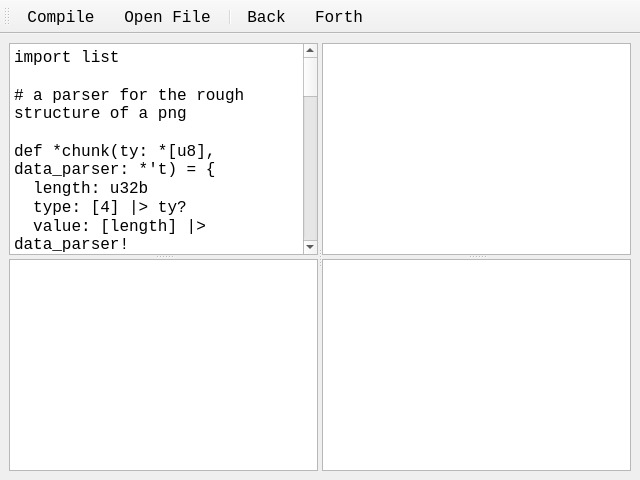
First picture: the form in tools/ylliab/yphbtwindow.ui, repository 8051Enthusiast/yabo, before the edit.
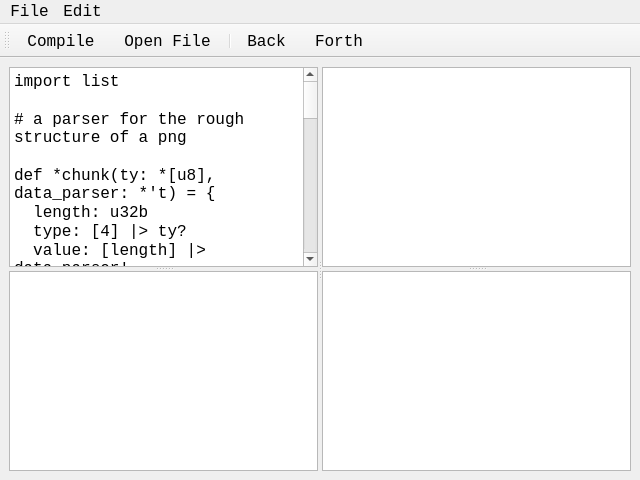
Second picture: the form after the edit. Custom widgets are drawn as their Qt base class.

Commit message: ylliab: add menu for copying URL to current content

What changed in the file:
```diff
--- a/tools/ylliab/yphbtwindow.ui
+++ b/tools/ylliab/yphbtwindow.ui
@@ -147,6 +147,33 @@
    <addaction name="actionBack"/>
    <addaction name="actionForth"/>
   </widget>
+  <widget class="QMenuBar" name="menuBar">
+   <property name="geometry">
+    <rect>
+     <x>0</x>
+     <y>0</y>
+     <width>640</width>
+     <height>24</height>
+    </rect>
+   </property>
+   <widget class="QMenu" name="menuTest">
+    <property name="title">
+     <string>File</string>
+    </property>
+    <addaction name="actionLoadFile"/>
+    <addaction name="actionCompile"/>
+    <addaction name="actioncopyURL"/>
+   </widget>
+   <widget class="QMenu" name="menuEdit">
+    <property name="title">
+     <string>Edit</string>
+    </property>
+    <addaction name="actionBack"/>
+    <addaction name="actionForth"/>
+   </widget>
+   <addaction name="menuTest"/>
+   <addaction name="menuEdit"/>
+  </widget>
   <action name="actionCompile">
    <property name="text">
     <string>Compile</string>
```
Left out of the diff: 11 changed lines with no effect on the pictures. The commit also changes 4 other files.
